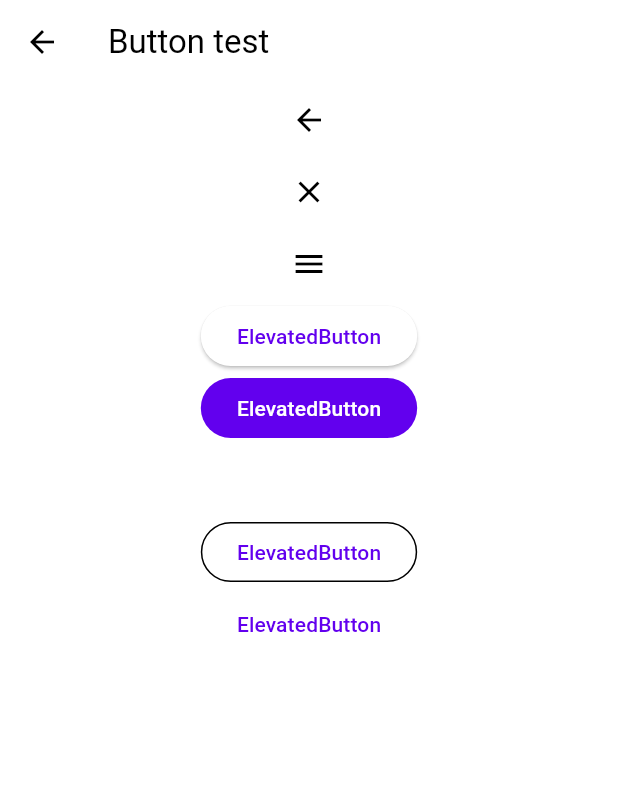
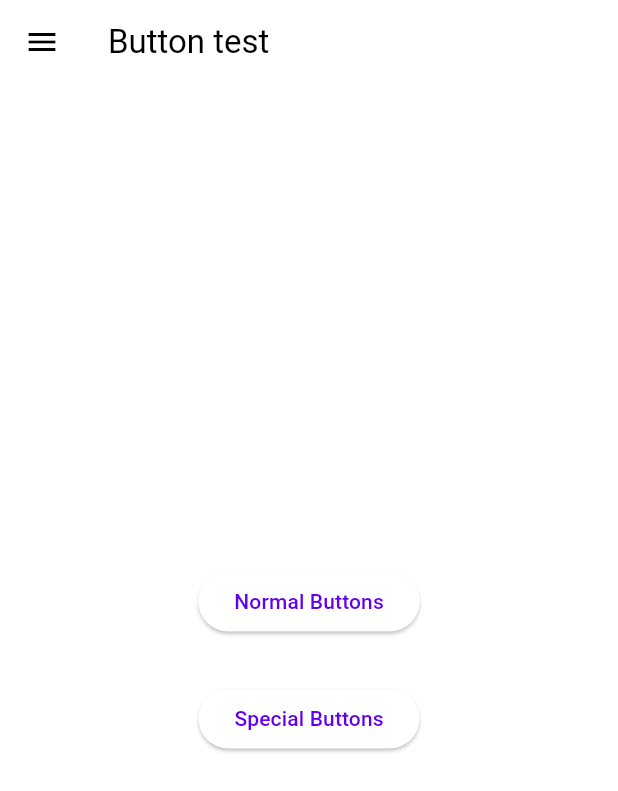
Before and after one commit to ecar1234/flutter_widget_test, a Flutter app: the ButtonTest screen opened directly, on a phone screen of 412 x 824 dp. Shown: the top 791 px of the screen. Run offline on Flutter 3.47's test engine with Material 3 defaults, Android fonts, the phone set to English and light mode, and no system bars; our stand-ins replace gap, webview_flutter; missing offline and left inert: webview_flutter_android, webview_flutter_wkwebview.

Commit message:
build.gradle ver changed/ button page modified/ buttons test & made sample

```diff
--- a/lib/main.dart
+++ b/lib/main.dart
@@ -1,7 +1,7 @@
 import 'package:flutter/material.dart';
 import 'package:gap/gap.dart';
 import 'package:gap/gap.dart';
-import 'package:widget_test/pages/button_test.dart';
+import 'package:widget_test/pages/buttons/button_test.dart';
 import 'package:widget_test/pages/layout/layout_sample.dart';
 import 'package:widget_test/pages/list_view.dart';
 import 'package:widget_test/pages/package_pages/package_test.dart';
--- a/lib/pages/button_test.dart
+++ /dev/null
@@ -1,33 +0,0 @@
-import 'package:flutter/material.dart';
-
-class ButtonTest extends StatelessWidget {
-  const ButtonTest({super.key});
-
-  @override
-  Widget build(BuildContext context) {
-    return Scaffold(
-      appBar: AppBar(
-        title: Text("Button test"),
-      ),
-      body: Center(
-        child: Column(
-          children: [
-            BackButton(),
-            CloseButton(),
-            DrawerButton(),
-            ElevatedButton(onPressed: (){}, child: const Text("ElevatedButton")),
-            // DropdownButton(items: items, onChanged: (){}),
-            FilledButton(onPressed: (){}, child: const Text("ElevatedButton")),
-            // IconButton(onPressed: (){}, icon: icon),
-            MaterialButton(onPressed: (){}),
-            OutlinedButton(onPressed: (){}, child: const Text("ElevatedButton")),
-            // SegmentedButton(segments: segments, selected: selected),
-            // SubmenuButton(menuChildren: menuChildren, child: const Text("ElevatedButton")),
-            TextButton(onPressed: (){}, child: const Text("ElevatedButton"))
-
-          ],
-        ),
-      ),
-    );
-  }
-}
--- /dev/null
+++ b/lib/pages/buttons/button_test.dart
@@ -0,0 +1,73 @@
+import 'package:flutter/material.dart';
+import 'package:gap/gap.dart';
+import 'package:widget_test/main.dart';
+import 'package:widget_test/pages/buttons/normal_buttons.dart';
+import 'package:widget_test/pages/buttons/special_buttons.dart';
+
+
+
+class ButtonTest extends StatefulWidget {
+  const ButtonTest({super.key});
+
+  @override
+  State<ButtonTest> createState() => _ButtonTestState();
+}
+
+class _ButtonTestState extends State<ButtonTest> {
+
+
+  @override
+  Widget build(BuildContext context) {
+    return Scaffold(
+      appBar: AppBar(
+        title: const Text("Button test"),
+      ),
+      drawer: Drawer(
+        child: ListView(
+          children: [
+            UserAccountsDrawerHeader(
+              accountName: const Text("data"),
+              accountEmail: const Text("data"),
+              currentAccountPicture: const CircleAvatar(
+                backgroundColor: Colors.white,
+              ),
+              decoration: BoxDecoration(
+                  color: Colors.red[200],
+                  borderRadius: const BorderRadius.only(
+                      bottomRight: Radius.circular(20.0),
+                      bottomLeft: Radius.circular(20.0))),
+            ),
+            ListTile(
+              leading: const Icon(Icons.home),
+              title: const Text("Home"),
+              onTap: () {
+                Navigator.pop(context); // 먼저 Drawer를 닫음
+                Future.delayed(const Duration(milliseconds: 300), () {
+                  Navigator.pushAndRemoveUntil(
+                    context,
+                    MaterialPageRoute(builder: (context) => const MainPage()),
+                    (route) => false,
+                  );
+                });
+              },
+            )
+          ],
+        ),
+      ),
+      body: Center(
+        child: Column(
+          mainAxisAlignment: MainAxisAlignment.center,
+          children: [
+            ElevatedButton(onPressed: (){
+              Navigator.of(context).push(MaterialPageRoute(builder: (BuildContext context) => const NormalButtons()));
+            }, child: const Text("Normal Buttons")),
+            const Gap(30.0),
+            ElevatedButton(onPressed: (){
+              Navigator.of(context).push(MaterialPageRoute(builder: (BuildContext context) => const SpecialButtons()));
+            }, child: const Text("Special Buttons"))
+          ],
+        ),
+      ),
+    );
+  }
+}
```
Also changed, not shown: lib/pages/buttons/normal_buttons.dart (added, +58 -0 lines), lib/pages/buttons/special_buttons.dart (added, +121 -0 lines), lib/pages/layout/cross_axis_aligment.dart (+5 -7 lines), 1 other file.
